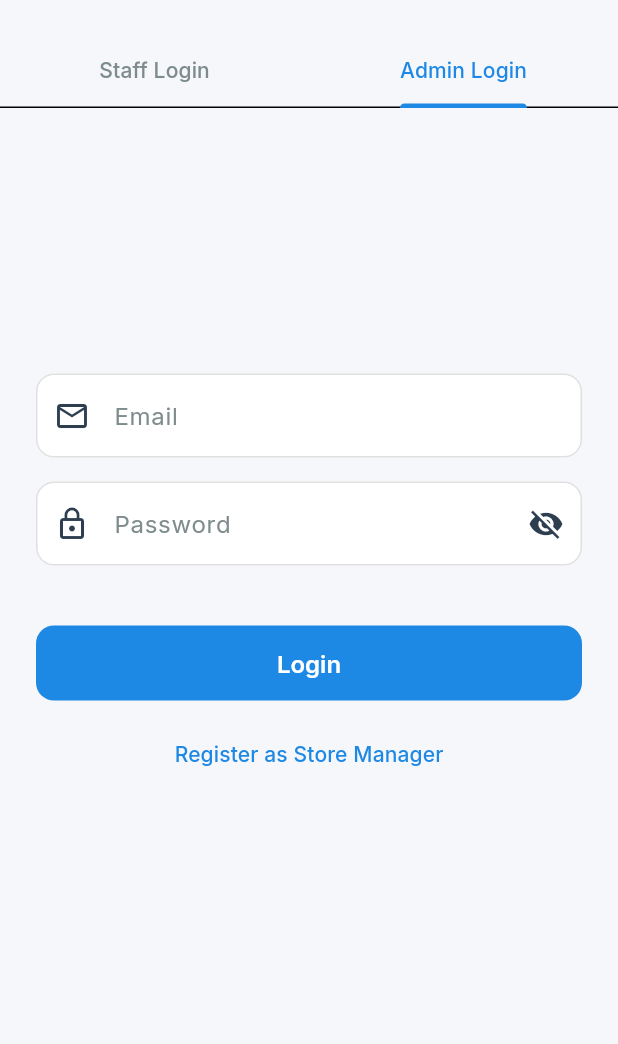
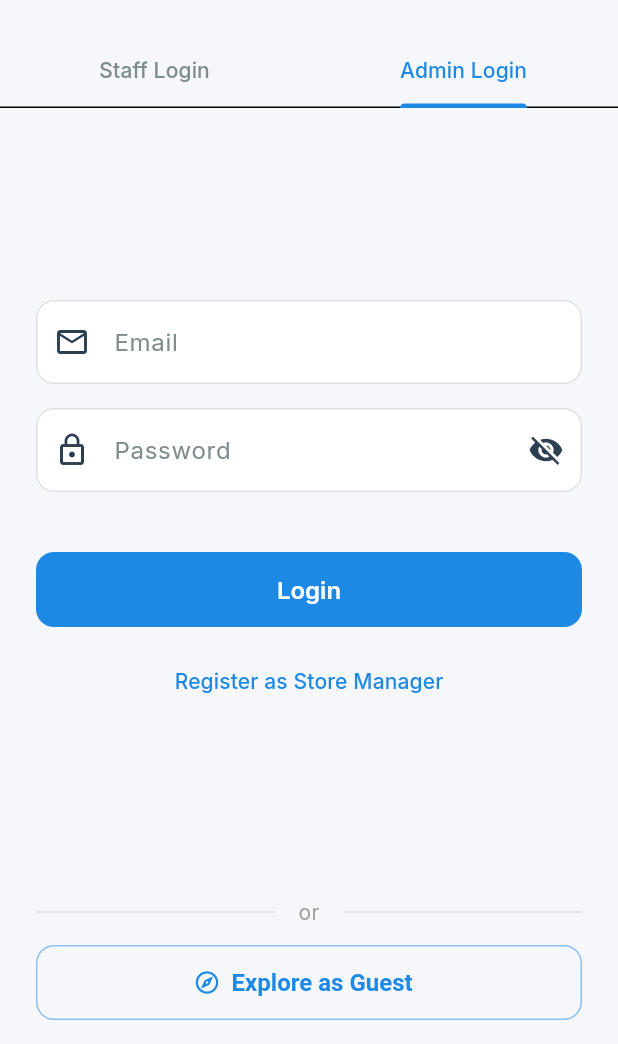
Before and after one commit to FarhanSayed16/billing-app, a Flutter app: the screen it shows after launch, tab 2 chosen, on a phone screen of 412 x 824 dp, the part 192-1236 px from its top. Run offline on Flutter 3.47's test engine with Material 3 defaults, Android fonts, the light colour scheme and no system bars; our stand-ins replace connectivity_plus, dio, fl_chart, flutter_riverpod, flutter_secure_storage, go_router and 9 more; missing offline and left inert: dart:js_interop, mobile_scanner; accounts and stored records are empty; network calls fail.

Commit message:
feat: Add Guest Login - explore the full app without credentials via a single tap

```diff
--- /dev/null
+++ b/mobile/devtools_options.yaml
@@ -0,0 +1,3 @@
+description: This file stores settings for Dart & Flutter DevTools.
+documentation: https://docs.flutter.dev/tools/devtools/extensions#configure-extension-enablement-states
+extensions:
--- a/mobile/lib/features/auth/screens/login_screen.dart
+++ b/mobile/lib/features/auth/screens/login_screen.dart
@@ -66,6 +66,11 @@ class _LoginScreenState extends State<LoginScreen> with SingleTickerProviderStat
                 ],
               ),
             ),
+            const Padding(
+              padding: EdgeInsets.symmetric(horizontal: 24),
+              child: _GuestLoginButton(),
+            ),
+            const SizedBox(height: 16),
           ],
         ),
       ),
@@ -397,3 +402,84 @@ class _PinButton extends StatelessWidget {
     );
   }
 }
+
+// ─── Guest Login Button ──────────────────────────────────────
+class _GuestLoginButton extends ConsumerStatefulWidget {
+  const _GuestLoginButton();
+
+  @override
+  ConsumerState<_GuestLoginButton> createState() => _GuestLoginButtonState();
+}
+
+class _GuestLoginButtonState extends ConsumerState<_GuestLoginButton> {
+  bool _isLoading = false;
+
+  Future<void> _guestLogin() async {
+    setState(() => _isLoading = true);
+    try {
+      final dio = ref.read(dioProvider);
+      final res = await dio.post('/auth/guest-login');
+
+      final accessToken = res.data['access_token'];
+      final refreshToken = res.data['refresh_token'];
+      final user = res.data['user'];
+
+      await ref.read(authProvider.notifier).loginSuccess(
+        accessToken,
+        refreshToken,
+        user['role'],
+        user['name'],
+      );
+
+      if (!mounted) return;
+      context.go('/super-admin');
+    } on DioException catch (e) {
+      if (mounted) {
+        ScaffoldMessenger.of(context).showSnackBar(
+          SnackBar(
+            content: Text(e.error?.toString() ?? 'Guest login failed'),
+            backgroundColor: AppTheme.errorColor,
+          ),
+        );
+      }
+    } finally {
+      if (mounted) setState(() => _isLoading = false);
+    }
+  }
+
+  @override
+  Widget build(BuildContext context) {
+    return Column(
+      children: [
+        Row(
+          children: [
+            Expanded(child: Divider(color: Colors.grey[300])),
+            Padding(
+              padding: const EdgeInsets.symmetric(horizontal: 16),
+              child: Text('or', style: TextStyle(color: Colors.grey[500], fontSize: 14)),
+            ),
+            Expanded(child: Divider(color: Colors.grey[300])),
+          ],
+        ),
+        const SizedBox(height: 12),
+        SizedBox(
+          width: double.infinity,
+          height: 50,
+          child: OutlinedButton.icon(
+            onPressed: _isLoading ? null : _guestLogin,
+            icon: _isLoading
+                ? const SizedBox(width: 18, height: 18, child: CircularProgressIndicator(strokeWidth: 2))
+                : const Icon(Icons.explore_outlined),
+            label: Text(_isLoading ? 'Loading...' : 'Explore as Guest'),
+            style: OutlinedButton.styleFrom(
+              foregroundColor: AppTheme.primaryColor,
+              side: BorderSide(color: AppTheme.primaryColor.withValues(alpha: 0.5)),
+              shape: RoundedRectangleBorder(borderRadius: BorderRadius.circular(12)),
+              textStyle: const TextStyle(fontSize: 16, fontWeight: FontWeight.w600),
+            ),
+          ),
+        ),
+      ],
+    );
+  }
+}
```
Also changed, not shown: 2 other files.
